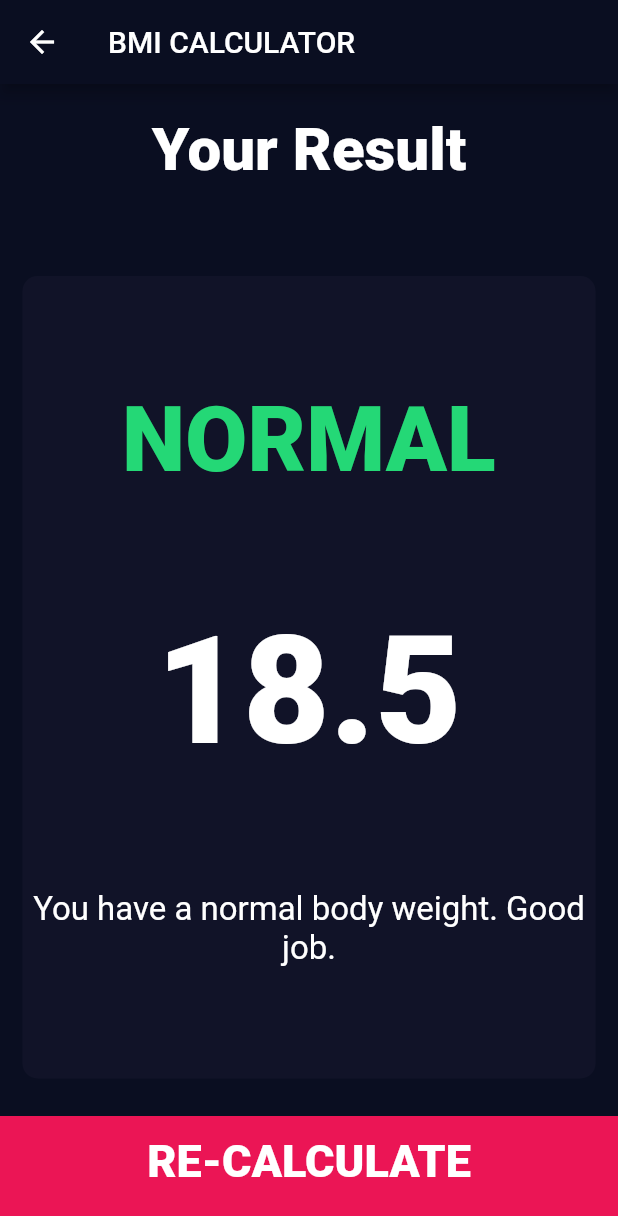
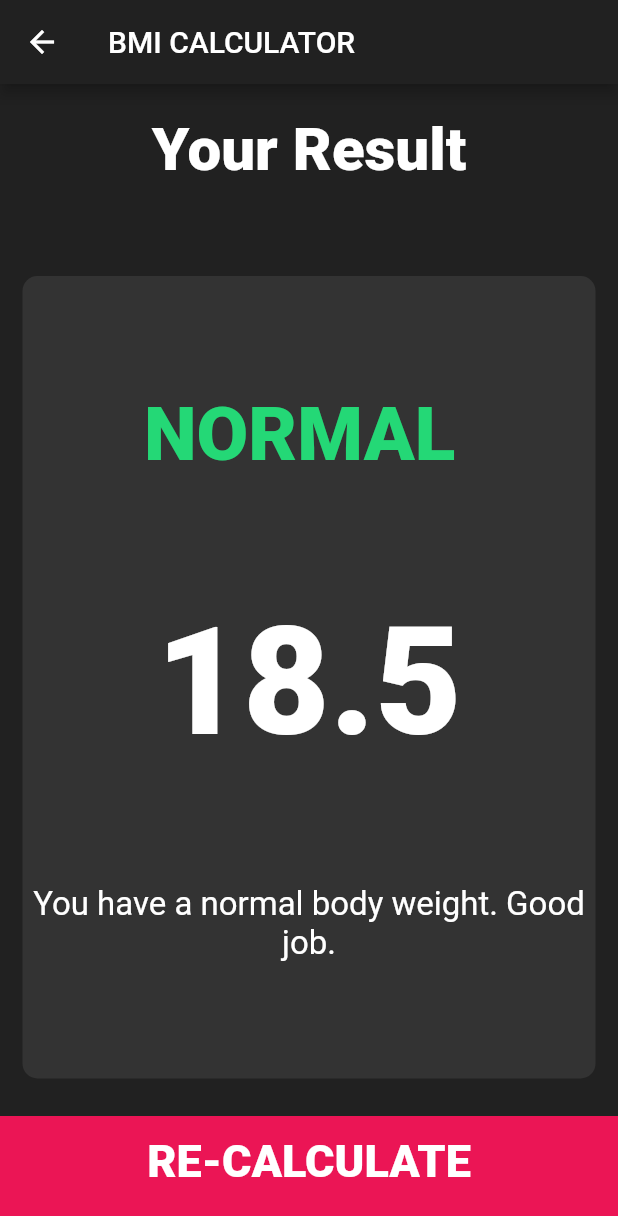
Before and after one commit to githubanis/bmi-calculator-flutter, a Flutter app: the screen it shows after launch, after a tap on "CALCULATE", on a phone screen of 412 x 824 dp. Shown: the top 1216 px of the screen. Run offline on Flutter 3.47's test engine with Material 2 defaults, Android fonts, the phone set to English and light mode, and no system bars; our stand-ins replace font_awesome_flutter.

```diff
--- a/lib/calculator_brain.dart
+++ b/lib/calculator_brain.dart
@@ -14,22 +14,42 @@ class CalculatorBrain {
   }
 
   String getResult() {
-    if (_bmi >= 25.0) {
+    if (_bmi >= 40.0) {
+      return 'Obese Class III';
+    } else if (_bmi >= 35) {
+      return 'Obese Class II';
+    } else if (_bmi >= 30) {
+      return 'Obese Class I';
+    } else if (_bmi >= 25) {
       return 'Overweight';
-    } else if (_bmi > 18.5) {
-      return 'Normal';
+    } else if (_bmi >= 18.5) {
+      return 'Normal ';
+    } else if (_bmi >= 16.0) {
+      return 'Underweight ';
+    } else if (_bmi >= 15.0) {
+      return 'Severely underweight ';
     } else {
-      return 'Underweight';
+      return 'Very severely underweight';
     }
   }
 
   String getInterpretation() {
-    if (_bmi >= 25.0) {
+    if (_bmi >= 40.0) {
+      return 'High risk of developing heart disease, high blood pressure, stroke, diabetes';
+    } else if (_bmi >= 35) {
+      return 'Moderate risk of developing heart disease, high blood pressure, stroke, diabetes';
+    } else if (_bmi >= 30) {
+      return 'At a certain age, boost the risk of multiple diseases, including hypertension, coronary artery disease, congestive heart failure, stroke, asthma, pulmonary embolism, gallbladder disease';
+    } else if (_bmi >= 25) {
       return 'You have a higher than normal body weight. Try to exercise more.';
-    } else if (_bmi > 18.5) {
-      return 'You have a normal body weight. Good job.';
+    } else if (_bmi >= 18.5) {
+      return 'You have a normal body weight. Good job. ';
+    } else if (_bmi >= 16.0) {
+      return 'Your body may not be getting the nutrients it needs to build healthy bones, skin, and hair.';
+    } else if (_bmi >= 15.0) {
+      return 'Weighing too little can contribute to a weakened immune system, fragile bones and feeling tired.';
     } else {
-      return 'You have a lower than normal body weight. You can eat a bit more.';
+      return 'High risk of weakened immune system, fragile bones and feeling tired.';
     }
   }
 }
--- a/lib/constants.dart
+++ b/lib/constants.dart
@@ -1,8 +1,8 @@
 import 'package:flutter/material.dart';
 
 const kBottomContainerHeight = 80.0;
-const kActiveCardColor = Color(0xFF1D1E33);
-const kInActiveCardColor = Color(0xFF111328);
+const kActiveCardColor = Color(0xFF333333);
+const kInActiveCardColor = Color(0xFF212121);
 const kBottomContainerColor = Color(0xFFEB1555);
 const kLabelTextStyle = TextStyle(
   fontSize: 18.0,
@@ -23,7 +23,7 @@ const kTitleTextStyle = TextStyle(
 );
 const kResultTextStyle = TextStyle(
   color: Color(0xFF24D876),
-  fontSize: 60.0,
+  fontSize: 50.0,
   fontWeight: FontWeight.w900,
 );
 const kBMITextStyle = TextStyle(
--- a/lib/main.dart
+++ b/lib/main.dart
@@ -9,8 +9,8 @@ class BMICalculator extends StatelessWidget {
   Widget build(BuildContext context) {
     return MaterialApp(
       theme: ThemeData.dark().copyWith(
-        primaryColor: Color(0xFF0A0E21),
-        scaffoldBackgroundColor: Color(0xFF0A0E21),
+        primaryColor: Color(0xFF212121),
+        scaffoldBackgroundColor: Color(0xFF212121),
       ),
       home: InputPage(),
     );
--- a/lib/screens/results_page.dart
+++ b/lib/screens/results_page.dart
@@ -35,7 +35,7 @@ class ResultsPage extends StatelessWidget {
           Expanded(
             flex: 5,
             child: ReusableCard(
-              colour: kInActiveCardColor,
+              colour: kActiveCardColor,
               cardChild: Column(
                 mainAxisAlignment: MainAxisAlignment.spaceEvenly,
                 crossAxisAlignment: CrossAxisAlignment.center,
```
Also changed, not shown: 32 other files.
